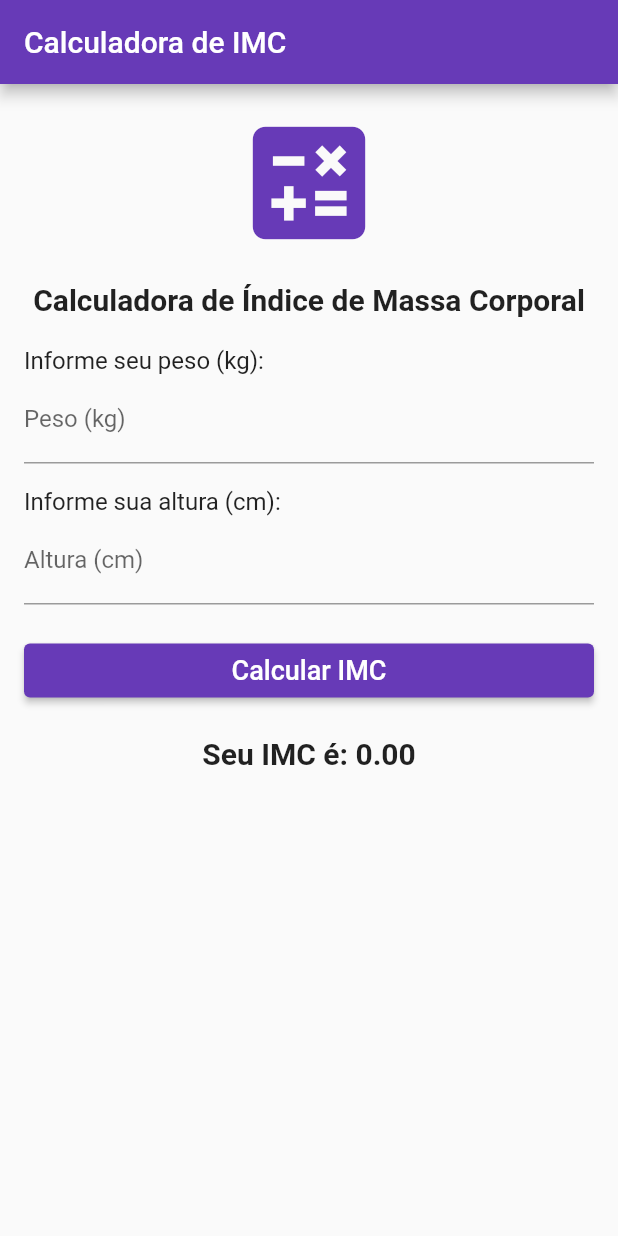
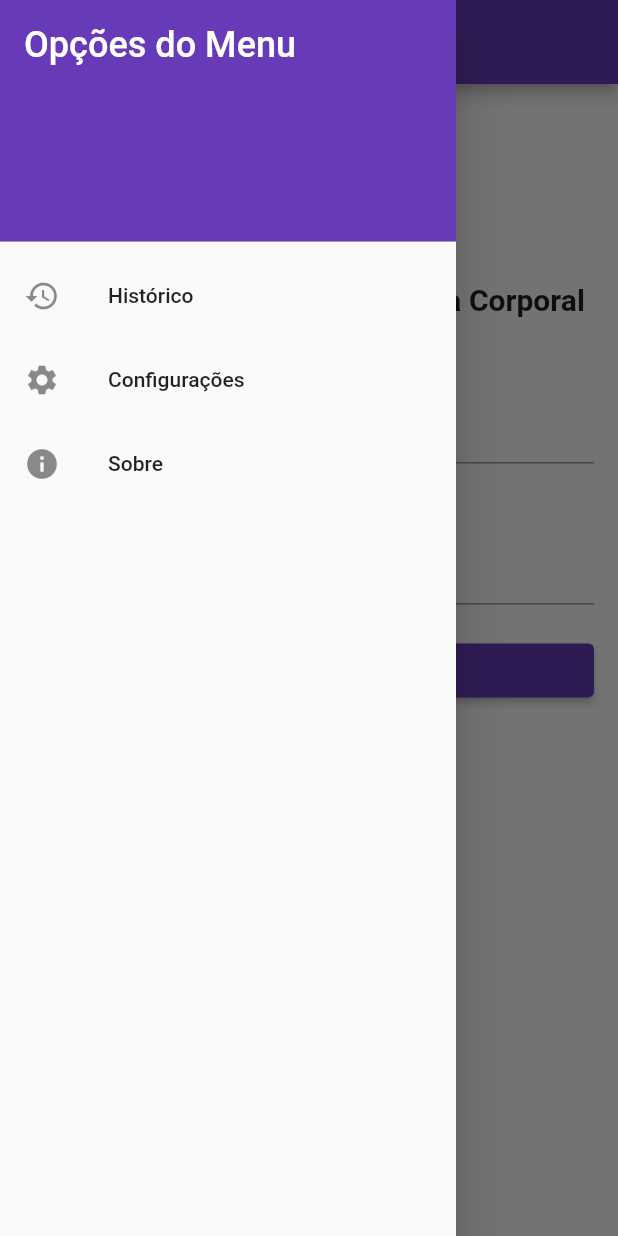
Before and after one commit to WellingtonVell/CalculadoraIMC, a Flutter app: the screen it shows after launch, with the side drawer open (before the commit the screen has no drawer), on a phone screen of 412 x 824 dp. Run offline on Flutter 3.47's test engine with Material 2 defaults, Android fonts, the phone set to English and light mode, and no system bars.

Commit message:
Adicionado novo recurso de historico

```diff
--- a/lib/main.dart
+++ b/lib/main.dart
@@ -1,5 +1,5 @@
 import 'package:flutter/material.dart';
-import 'homepage.dart';
+import 'pages/homepage.dart';
 
 void main() {
   runApp(const MyApp());
--- /dev/null
+++ b/lib/models/imc_result.dart
@@ -0,0 +1,11 @@
+class IMCResult {
+  final double imc;
+  final String classification;
+  final DateTime date;
+
+  IMCResult({
+    required this.imc,
+    required this.classification,
+    required this.date,
+  });
+}
--- a/lib/homepage.dart
+++ b/lib/pages/homepage.dart
@@ -1,10 +1,10 @@
-// ignore_for_file: file_names
-
+import 'package:calculadora_imc/pages/imc_history_screen.dart';
 import 'package:flutter/material.dart';
 import 'package:flutter/services.dart';
+import 'package:calculadora_imc/models/imc_result.dart';
 
 class MyHomePage extends StatefulWidget {
-  const MyHomePage({super.key});
+  const MyHomePage({Key? key}) : super(key: key);
 
   @override
   // ignore: library_private_types_in_public_api
@@ -18,6 +18,7 @@ class _MyHomePageState extends State<MyHomePage> {
   double _imc = 0.0;
   String _classification = '';
   String _errorMessage = '';
+  List<IMCResult> imcHistory = [];
 
   void calculateBMI() {
     String weightText = weightController.text;
@@ -28,7 +29,8 @@ class _MyHomePageState extends State<MyHomePage> {
       double height = double.parse(heightText) / 100;
 
       if (weight <= 0 || height <= 0) {
-        throw Exception("Valores inválidos. Peso e altura devem ser maiores que zero.");
+        throw Exception(
+            "Valores inválidos. Peso e altura devem ser maiores que zero.");
       }
 
       double bmi = weight / (height * height);
@@ -57,13 +59,18 @@ class _MyHomePageState extends State<MyHomePage> {
         _classification = classification;
         _errorMessage = '';
       });
+
+      final result = IMCResult(
+          imc: bmi, classification: classification, date: DateTime.now());
+      imcHistory.add(result);
     } catch (e) {
       showDialog(
         context: context,
         builder: (BuildContext context) {
           return AlertDialog(
             title: const Text('Erro'),
-            content: const Text('Valores inválidos. Certifique-se de que peso e altura sejam números válidos.'),
+            content: const Text(
+                'Valores inválidos. Certifique-se de que peso e altura sejam números válidos.'),
             actions: <Widget>[
               TextButton(
                 onPressed: () {
@@ -78,11 +85,56 @@ class _MyHomePageState extends State<MyHomePage> {
     }
   }
 
-   @override
+  @override
   Widget build(BuildContext context) {
     return Scaffold(
       appBar: AppBar(
         title: const Text('Calculadora de IMC'),
+      ),
+      drawer: Drawer(
+        child: ListView(
+          padding: EdgeInsets.zero,
+          children: [
+            const DrawerHeader(
+              decoration: BoxDecoration(
+                color: Colors.deepPurple,
+              ),
+              child: Text(
+                'Opções do Menu',
+                style: TextStyle(
+                  color: Colors.white,
+                  fontSize: 24,
+                ),
+              ),
+            ),
+            ListTile(
+              leading: const Icon(Icons.history),
+              title: const Text('Histórico'),
+              onTap: () {
+                Navigator.pop(context);
+                Navigator.push(
+                    context,
+                    MaterialPageRoute(
+                        builder: (context) =>
+                            IMCHistoryScreen(imcHistory: imcHistory)));
+              },
+            ),
+            ListTile(
+              leading: const Icon(Icons.settings),
+              title: const Text('Configurações'),
+              onTap: () {
+                Navigator.pop(context);
+              },
+            ),
+            ListTile(
+              leading: const Icon(Icons.info),
+              title: const Text('Sobre'),
+              onTap: () {
+                Navigator.pop(context);
+              },
+            ),
+          ],
+        ),
       ),
       body: SingleChildScrollView(
         padding: const EdgeInsets.all(16.0),
@@ -104,13 +156,16 @@ class _MyHomePageState extends State<MyHomePage> {
               textAlign: TextAlign.center,
             ),
             const SizedBox(height: 20.0),
-            const Text('Informe seu peso (kg):', style: TextStyle(fontSize: 16.0)),
+            const Text('Informe seu peso (kg):',
+                style: TextStyle(fontSize: 16.0)),
             TextField(
               key: const Key('weightField'),
               controller: weightController,
-              keyboardType: const TextInputType.numberWithOptions(decimal: true),
-              inputFormatters: <TextInputFormatter> [
-                FilteringTextInputFormatter.allow(RegExp(r'^\d+\.?\d{0,2}')) // impedir utilização de letras
+              keyboardType:
+                  const TextInputType.numberWithOptions(decimal: true),
+              inputFormatters: <TextInputFormatter>[
+                FilteringTextInputFormatter.allow(
+                    RegExp(r'^\d+\.?\d{0,2}')) // impedir utilização de letras
               ],
               decoration: const InputDecoration(
                 hintText: 'Exemplo: 70.5',
@@ -118,13 +173,16 @@ class _MyHomePageState extends State<MyHomePage> {
               ),
             ),
             const SizedBox(height: 16.0),
-            const Text('Informe sua altura (cm):', style: TextStyle(fontSize: 16.0)),
+            const Text('Informe sua altura (cm):',
+                style: TextStyle(fontSize: 16.0)),
             TextField(
               key: const Key('heightField'),
               controller: heightController,
-              keyboardType: const TextInputType.numberWithOptions(decimal: true),
-              inputFormatters: <TextInputFormatter> [
-                FilteringTextInputFormatter.allow(RegExp(r'^\d+\.?\d{0,2}')) // impedir utilização de letras
+              keyboardType:
+                  const TextInputType.numberWithOptions(decimal: true),
+              inputFormatters: <TextInputFormatter>[
+                FilteringTextInputFormatter.allow(
+                    RegExp(r'^\d+\.?\d{0,2}')) // impedir utilização de letras
               ],
               decoration: const InputDecoration(
                 hintText: 'Exemplo: 175',
@@ -138,12 +196,14 @@ class _MyHomePageState extends State<MyHomePage> {
                 // ignore: deprecated_member_use
                 primary: Colors.deepPurple,
               ),
-              child: const Text('Calcular IMC', style: TextStyle(fontSize: 18.0)),
+              child:
+                  const Text('Calcular IMC', style: TextStyle(fontSize: 18.0)),
             ),
             const SizedBox(height: 20.0),
             Text(
               'Seu IMC é: ${_imc.toStringAsFixed(2)}',
-              style: const TextStyle(fontSize: 20.0, fontWeight: FontWeight.bold),
+              style:
+                  const TextStyle(fontSize: 20.0, fontWeight: FontWeight.bold),
               textAlign: TextAlign.center,
             ),
             const SizedBox(height: 10.0),
--- a/pubspec.yaml
+++ b/pubspec.yaml
@@ -35,6 +35,7 @@ dependencies:
   # The following adds the Cupertino Icons font to your application.
   # Use with the CupertinoIcons class for iOS style icons.
   cupertino_icons: ^1.0.2
+  intl: ^0.18.1
 
 dev_dependencies:
   flutter_test:
```
Also changed, not shown: lib/pages/imc_history_screen.dart (added, +30 -0 lines), pubspec.lock, 1 other file.
